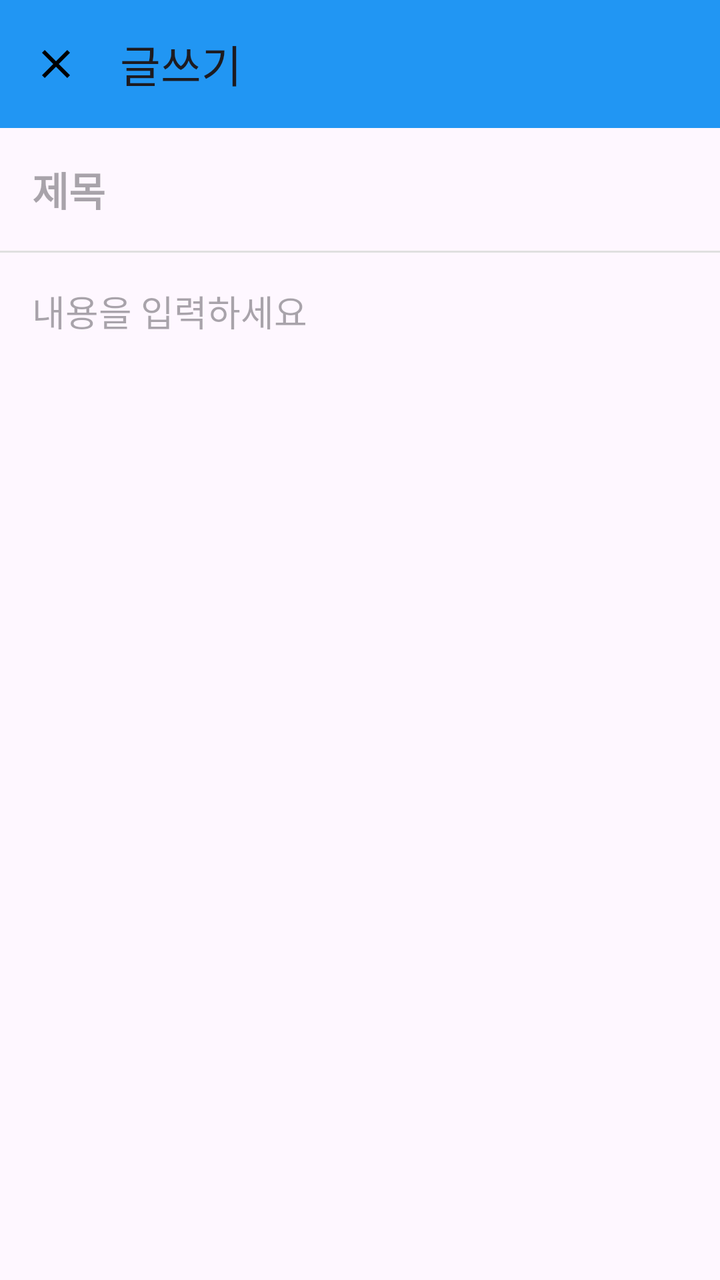
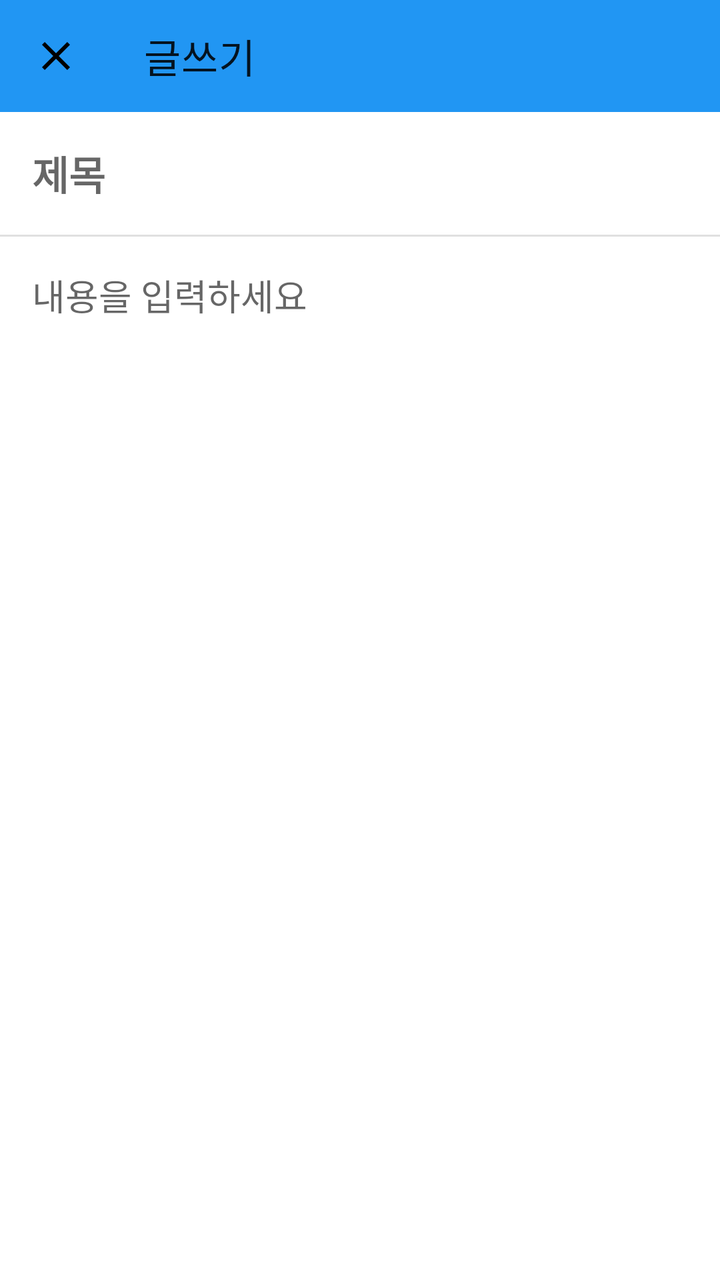

Screens rendered from an Android XML layout before and after an edit, with the pre-edit source and the edit as a unified diff.
<!-- AndroidManifest.xml: activity theme Theme.SocialMyMap.NoActionBar -->
<!-- res/layout/activity_write_post.xml -->
<?xml version="1.0" encoding="utf-8"?>
<LinearLayout xmlns:android="http://schemas.android.com/apk/res/android"
    xmlns:app="http://schemas.android.com/apk/res-auto"
    android:layout_width="match_parent"
    android:layout_height="match_parent"
    android:orientation="vertical">

    <com.google.android.material.appbar.AppBarLayout
        android:layout_width="match_parent"
        android:layout_height="wrap_content">

        <androidx.appcompat.widget.Toolbar
            android:id="@+id/toolbar_write_post"
            android:layout_width="match_parent"
            android:layout_height="?attr/actionBarSize"
            android:background="?attr/colorPrimary"
            app:title="글쓰기"
            app:navigationIcon="@drawable/ic_close"/>

    </com.google.android.material.appbar.AppBarLayout>

    <EditText
        android:id="@+id/et_write_title"
        android:layout_width="match_parent"
        android:layout_height="wrap_content"
        android:hint="제목"
        android:textSize="20sp"
        android:textStyle="bold"
        android:padding="16dp"
        android:background="@android:color/transparent"/>

    <View
        android:layout_width="match_parent"
        android:layout_height="1dp"
        android:background="#E0E0E0"/>

    <EditText
        android:id="@+id/et_write_content"
        android:layout_width="match_parent"
        android:layout_height="0dp"
        android:layout_weight="1"
        android:hint="내용을 입력하세요"
        android:gravity="top"
        android:padding="16dp"
        android:background="@android:color/transparent"/>

</LinearLayout>
<!-- resources referenced by this layout -->
<resources>
  <!-- drawable ic_close (drawable) -->
  <vector xmlns:android="http://schemas.android.com/apk/res/android" android:height="24dp" android:tint="#000000" android:viewportHeight="24" android:viewportWidth="24" android:width="24dp">
        
      <path android:fillColor="@android:color/white" android:pathData="M19,6.41L17.59,5 12,10.59 6.41,5 5,6.41 10.59,12 5,17.59 6.41,19 12,13.41 17.59,19 19,17.59 13.41,12z"/>
      
  </vector>
  <style name="Theme.SocialMyMap.NoActionBar" parent="Theme.SocialMyMap">
      <item name="windowActionBar">false</item>
      <item name="windowNoTitle">true</item>
    </style>
  <style name="Theme.SocialMyMap" parent="Base.Theme.SocialMyMap" />
  <style name="Base.Theme.SocialMyMap" parent="Theme.Material3.DayNight">
      
      <item name="colorPrimary">#2196F3</item>
      <item name="colorPrimaryVariant">#1976D2</item>
      <item name="colorOnPrimary">@color/white</item>
      
      <item name="colorSecondary">#03A9F4</item>
      <item name="colorSecondaryVariant">#0288D1</item>
      <item name="colorOnSecondary">@color/black</item>
      
      <item name="android:statusBarColor" tools:targetApi="l">?attr/colorPrimaryVariant</item>
      
    </style>
  <color name="white">#FFFFFFFF</color>
  <color name="black">#FF000000</color>
</resources>

<!-- the commit's change to res/layout/activity_write_post.xml (unified diff, before → after) -->
@@ -3,7 +3,8 @@
     xmlns:app="http://schemas.android.com/apk/res-auto"
     android:layout_width="match_parent"
     android:layout_height="match_parent"
-    android:orientation="vertical">
+    android:orientation="vertical"
+    android:fitsSystemWindows="true">
 
     <com.google.android.material.appbar.AppBarLayout
         android:layout_width="match_parent"
<!-- resource entries referenced after the edit -->
@@ -7,24 +7,34 @@
       
   </vector>
   <style name="Theme.SocialMyMap.NoActionBar" parent="Theme.SocialMyMap">
-      <item name="windowActionBar">false</item>
-      <item name="windowNoTitle">true</item>
-    </style>
-  <style name="Theme.SocialMyMap" parent="Base.Theme.SocialMyMap" />
-  <style name="Base.Theme.SocialMyMap" parent="Theme.Material3.DayNight">
-      
-      <item name="colorPrimary">#2196F3</item>
-      <item name="colorPrimaryVariant">#1976D2</item>
-      <item name="colorOnPrimary">@color/white</item>
-      
-      <item name="colorSecondary">#03A9F4</item>
-      <item name="colorSecondaryVariant">#0288D1</item>
-      <item name="colorOnSecondary">@color/black</item>
-      
-      <item name="android:statusBarColor" tools:targetApi="l">?attr/colorPrimaryVariant</item>
-      
-    </style>
+          <item name="windowActionBar">false</item>
+          <item name="windowNoTitle">true</item>
+      </style>
+  <style name="Theme.SocialMyMap" parent="Theme.MaterialComponents.DayNight.DarkActionBar">
+          
+          <item name="colorPrimary">@color/blue_500</item>
+          <item name="colorPrimaryVariant">@color/blue_700</item>
+          <item name="colorOnPrimary">@color/white</item>
+          
+          <item name="colorSecondary">@color/teal_200</item>
+          <item name="colorSecondaryVariant">@color/teal_700</item>
+          <item name="colorOnSecondary">@color/black</item>
+          
+          <item name="android:statusBarColor" tools:targetApi="l">?attr/colorPrimaryVariant</item>
+          
+  
+          
+          <item name="android:windowDrawsSystemBarBackgrounds">true</item>
+          <item name="android:statusBarColor">@android:color/transparent</item>
+          <item name="android:navigationBarColor">@android:color/transparent</item>
+          <item name="android:windowLightStatusBar">true</item>
+          <item name="android:windowLightNavigationBar" tools:targetApi="o_mr1">true</item>
+      </style>
+  <color name="blue_500">#2196F3</color>
+  <color name="blue_700">#1976D2</color>
   <color name="white">#FFFFFFFF</color>
+  <color name="teal_200">#FF03DAC5</color>
+  <color name="teal_700">#FF018786</color>
   <color name="black">#FF000000</color>
 </resources>
 
